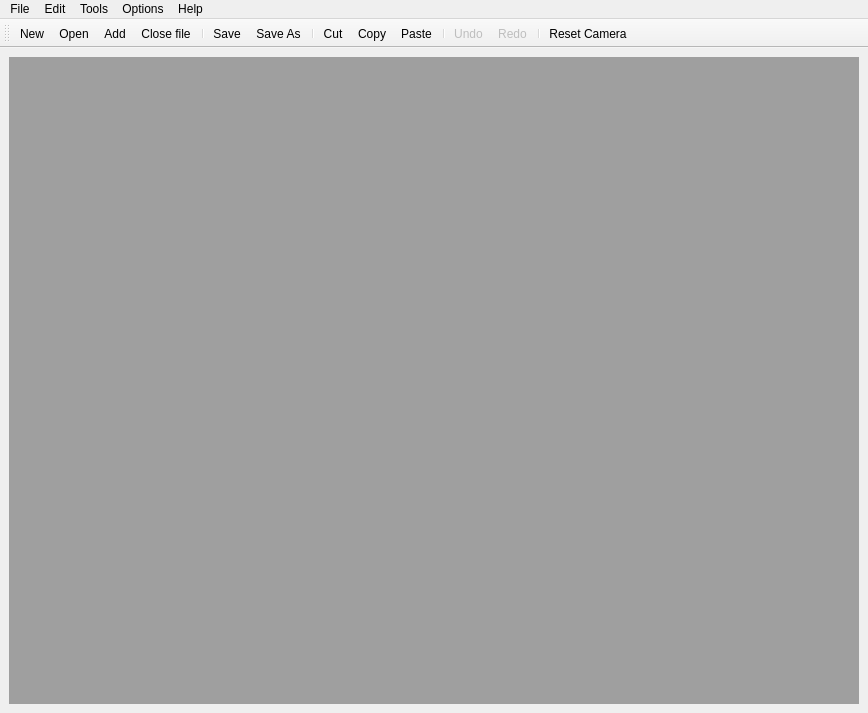
Old version of the form src/mainapplicationform.ui in the repository tapple/animik.
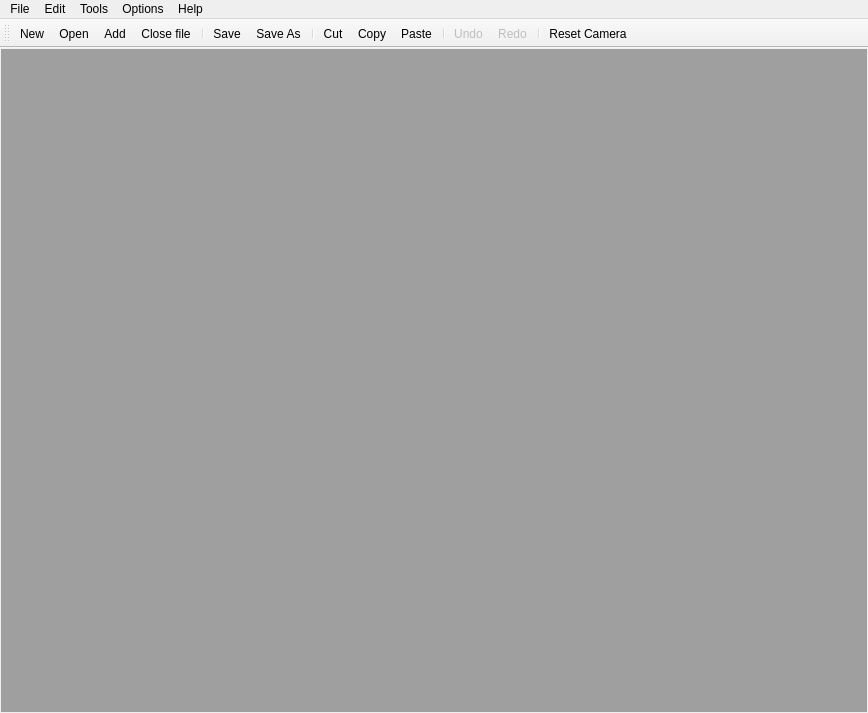
New version of the form. Icons and pictures are not drawn.

Diff of the .ui file:
```diff
--- a/src/mainapplicationform.ui
+++ b/src/mainapplicationform.ui
@@ -16,6 +16,9 @@
   </property>
   <widget class="QWidget" name="centralwidget">
    <layout class="QGridLayout">
+    <property name="margin">
+     <number>1</number>
+    </property>
     <item row="0" column="0" rowspan="2">
      <widget class="QMdiArea" name="mdiArea">
       <property name="viewMode">
```
